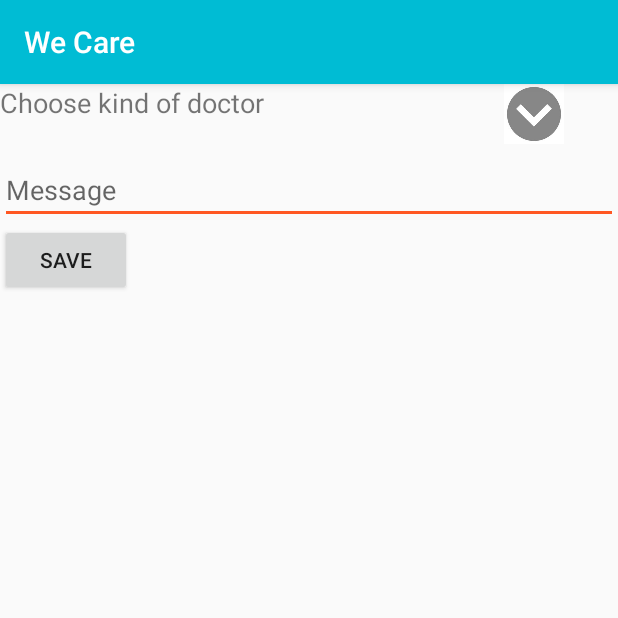
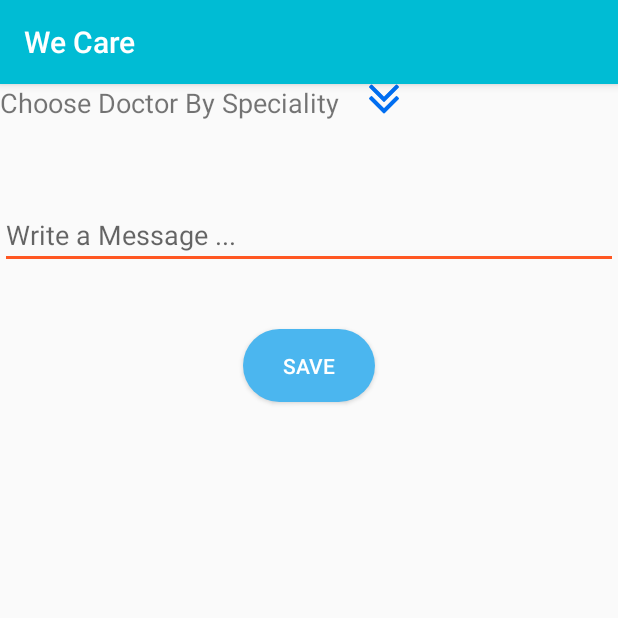
Before and after one commit to mrahimov/We-Care, an Android app: the PatientPostForm screen opened directly, with no data from a screen before it, on a phone screen of 412 x 824 dp, the top half of it. Run offline under Robolectric (Android 15) with nearby library versions, the light colour scheme and no system bars.

Commit message:
UI Improvements

```diff
--- a/app/src/main/res/drawable/edit.xml
+++ b/app/src/main/res/drawable/edit.xml
@@ -4,6 +4,6 @@
         android:viewportWidth="24.0"
         android:viewportHeight="24.0">
     <path
-        android:fillColor="#FF000000"
+        android:fillColor="#FFFFFF"
         android:pathData="M3,17.25V21h3.75L17.81,9.94l-3.75,-3.75L3,17.25zM20.71,7.04c0.39,-0.39 0.39,-1.02 0,-1.41l-2.34,-2.34c-0.39,-0.39 -1.02,-0.39 -1.41,0l-1.83,1.83 3.75,3.75 1.83,-1.83z"/>
 </vector>
--- a/app/src/main/res/layout/activity_post_doctor_comments.xml
+++ b/app/src/main/res/layout/activity_post_doctor_comments.xml
@@ -47,6 +47,7 @@
                 android:layout_width="match_parent"
                 android:layout_height="wrap_content"
                 android:hint="@string/added_by"
+                android:gravity="right"
                 android:textColor="#000"
                 android:textSize="12sp" />
 
@@ -56,7 +57,8 @@
                 android:layout_height="wrap_content"
                 android:hint="@string/date"
                 android:textColor="#000"
-                android:textSize="12sp" />
+                android:textSize="12sp"
+                android:gravity="right"/>
 
 
         </LinearLayout>
--- a/app/src/main/res/layout/d_fragment_profile.xml
+++ b/app/src/main/res/layout/d_fragment_profile.xml
@@ -145,7 +145,7 @@
     </RelativeLayout>
 
     <LinearLayout
-        android:layout_width="360dp"
+        android:layout_width="match_parent"
         android:layout_height="wrap_content"
         android:layout_gravity="center"
         android:layout_marginTop="15dp"
--- a/app/src/main/res/layout/listdoctorpost_itemview.xml
+++ b/app/src/main/res/layout/listdoctorpost_itemview.xml
@@ -1,7 +1,7 @@
 <RelativeLayout xmlns:android="http://schemas.android.com/apk/res/android"
     android:layout_width="match_parent"
-  android:layout_height="wrap_content"
->
+    android:layout_height="wrap_content">
+
     <android.support.v7.widget.CardView
         android:layout_width="match_parent"
         android:layout_height="wrap_content"
@@ -13,9 +13,11 @@
             android:layout_width="match_parent"
             android:layout_height="wrap_content"
             android:orientation="vertical">
+
             <RelativeLayout
                 android:layout_width="match_parent"
                 android:layout_height="wrap_content">
+
                 <Button
                     android:id="@+id/Del1"
                     android:layout_width="40dp"
@@ -43,7 +45,7 @@
                     android:id="@+id/image2"
                     android:layout_width="match_parent"
                     android:layout_height="160dp"
-                    android:scaleType="centerCrop"/>
+                    android:scaleType="centerCrop" />
 
                 <TextView
                     android:id="@+id/message1"
@@ -52,27 +54,29 @@
                     android:layout_marginBottom="8dp"
                     android:text="@string/message"
                     android:textColor="#000"
-                  android:textSize="18sp"/>
+                    android:textSize="18sp" />
+
                 <TextView
                     android:id="@+id/posted_by"
                     android:layout_width="match_parent"
                     android:layout_height="wrap_content"
                     android:layout_marginBottom="8dp"
+                    android:gravity="right"
                     android:text="@string/posted_by"
                     android:textColor="#000"
-                  android:textSize="10sp"/>
+                    android:textSize="10sp" />
 
                 <TextView
                     android:id="@+id/time1"
                     android:layout_width="match_parent"
                     android:layout_height="wrap_content"
                     android:layout_marginBottom="8dp"
+                    android:gravity="right"
                     android:text="@string/time"
                     android:textColor="#000"
-                  android:textSize="10sp"/>
+                    android:textSize="10sp" />
 
             </LinearLayout>
-
 
 
         </LinearLayout>
--- a/app/src/main/res/layout/patient_post_form.xml
+++ b/app/src/main/res/layout/patient_post_form.xml
@@ -9,21 +9,23 @@
       android:id="@+id/doctor_need_linearlayout"
       android:layout_width="match_parent"
       android:layout_height="wrap_content"
-      android:layout_marginBottom="8dp"
+      android:layout_marginBottom="18dp"
       android:orientation="horizontal">
 
         <TextView
           android:id="@+id/choose_doctor_textview"
           android:layout_width="wrap_content"
-          android:layout_height="match_parent"
+          android:layout_height="wrap_content"
           android:text="@string/choose_kind_of_doctor"
           android:textSize="18sp"/>
 
         <ImageView
-          android:layout_width="40dp"
-          android:layout_height="40dp"
-          android:layout_marginLeft="160dp"
-          android:background="@drawable/arrow"/>
+          android:layout_width="20dp"
+          android:layout_height="20dp"
+          android:layout_gravity="end"
+           android:layout_margin="20dp"
+            android:scaleType="centerInside"
+          android:background="@drawable/arrowDown"/>
 
     </LinearLayout>
 
@@ -33,6 +35,11 @@
       android:layout_height="30dp"
       android:text="@string/gp"
       android:visibility="gone"/>
+    <View
+        android:layout_width="match_parent"
+        android:layout_height="1dp"
+        android:background="@color/bluish"
+        android:visibility="gone"/>
 
     <TextView
       android:id="@+id/doctor_allergist"
@@ -40,6 +47,11 @@
       android:layout_height="30dp"
       android:text="@string/allergist"
       android:visibility="gone"/>
+    <View
+        android:layout_width="match_parent"
+        android:layout_height="1dp"
+        android:background="@color/bluish"
+        android:visibility="gone"/>
 
     <TextView
       android:id="@+id/doctor_cardiologist"
@@ -47,6 +59,11 @@
       android:layout_height="30dp"
       android:text="@string/cardiologist"
       android:visibility="gone"/>
+    <View
+        android:layout_width="match_parent"
+        android:layout_height="1dp"
+        android:background="@color/bluish"
+        android:visibility="gone"/>
 
     <TextView
       android:id="@+id/doctor_dermatologist"
@@ -54,6 +71,11 @@
       android:layout_height="30dp"
       android:text="@string/dermatologist"
       android:visibility="gone"/>
+    <View
+        android:layout_width="match_parent"
+        android:layout_height="1dp"
+        android:background="@color/bluish"
+        android:visibility="gone"/>
 
     <TextView
       android:id="@+id/doctor_nephrologist"
@@ -61,6 +83,11 @@
       android:layout_height="30dp"
       android:text="@string/nephrologist"
       android:visibility="gone"/>
+    <View
+        android:layout_width="match_parent"
+        android:layout_height="1dp"
+        android:background="@color/bluish"
+        android:visibility="gone"/>
 
     <TextView
       android:id="@+id/doctor_neurologist"
@@ -68,6 +95,11 @@
       android:layout_height="30dp"
       android:text="@string/neurologist"
       android:visibility="gone"/>
+    <View
+        android:layout_width="match_parent"
+        android:layout_height="1dp"
+        android:background="@color/bluish"
+        android:visibility="gone"/>
 
     <TextView
       android:id="@+id/doctor_obstetrician"
@@ -75,6 +107,11 @@
       android:layout_height="30dp"
       android:text="@string/obstetrician_gynecologist"
       android:visibility="gone"/>
+    <View
+        android:layout_width="match_parent"
+        android:layout_height="1dp"
+        android:background="@color/bluish"
+        android:visibility="gone"/>
 
     <TextView
       android:id="@+id/doctor_ophthalmologist"
@@ -82,6 +119,11 @@
       android:layout_height="30dp"
       android:text="@string/ophthalmologist"
       android:visibility="gone"/>
+    <View
+        android:layout_width="match_parent"
+        android:layout_height="1dp"
+        android:background="@color/bluish"
+        android:visibility="gone"/>
 
     <TextView
       android:id="@+id/doctor_otolaryngologist"
@@ -89,6 +131,11 @@
       android:layout_height="30dp"
       android:text="@string/otolaryngologist"
       android:visibility="gone"/>
+    <View
+        android:layout_width="match_parent"
+        android:layout_height="1dp"
+        android:background="@color/bluish"
+        android:visibility="gone"/>
 
     <TextView
       android:id="@+id/doctor_pediatrician"
@@ -96,6 +143,11 @@
       android:layout_height="30dp"
       android:text="@string/pediatrician"
       android:visibility="gone"/>
+    <View
+        android:layout_width="match_parent"
+        android:layout_height="1dp"
+        android:background="@color/bluish"
+        android:visibility="gone"/>
 
     <TextView
       android:id="@+id/doctor_psychiatrist"
@@ -103,6 +155,11 @@
       android:layout_height="30dp"
       android:text="@string/psychiatrist"
       android:visibility="gone"/>
+    <View
+        android:layout_width="match_parent"
+        android:layout_height="1dp"
+        android:background="@color/bluish"
+        android:visibility="gone"/>
 
     <TextView
       android:id="@+id/doctor_rheumatologist"
@@ -110,6 +167,11 @@
       android:layout_height="30dp"
       android:text="@string/rheumatologist"
       android:visibility="gone"/>
+    <View
+        android:layout_width="match_parent"
+        android:layout_height="1dp"
+        android:background="@color/bluish"
+        android:visibility="gone"/>
 
     <TextView
       android:id="@+id/doctor_urologist"
@@ -117,6 +179,11 @@
       android:layout_height="30dp"
       android:text="@string/urologist"
       android:visibility="gone"/>
+    <View
+        android:layout_width="match_parent"
+        android:layout_height="1dp"
+        android:background="@color/bluish"
+        android:visibility="gone"/>
 
     <TextView
       android:id="@+id/doctor_gastroenterologist"
@@ -124,6 +191,11 @@
       android:layout_height="30dp"
       android:text="@string/gastroenterologist"
       android:visibility="gone"/>
+    <View
+        android:layout_width="match_parent"
+        android:layout_height="1dp"
+        android:background="@color/bluish"
+        android:visibility="gone"/>
 
     <TextView
       android:id="@+id/doctor_other"
@@ -131,17 +203,34 @@
       android:layout_height="30dp"
       android:text="@string/other"
       android:visibility="gone"/>
+    <View
+        android:layout_width="match_parent"
+        android:layout_height="1dp"
+        android:background="@color/bluish"
+        android:visibility="gone"/>
 
     <EditText
       android:id="@+id/message_ed"
       android:layout_width="match_parent"
       android:layout_height="wrap_content"
       android:hint="@string/message"/>
+    <View
+        android:layout_width="match_parent"
+        android:layout_height="1dp"
+        android:background="@color/bluish"
+        android:visibility="gone"/>
+
 
     <Button
-      android:id="@+id/save_button"
-      android:layout_width="wrap_content"
-      android:layout_height="wrap_content"
-      android:text="@string/save"/>
+        android:id="@+id/save_button"
+        android:layout_width="wrap_content"
+        android:layout_height="wrap_content"
+        android:layout_gravity="center_horizontal"
+        android:layout_marginTop="10dp"
+        android:layout_marginVertical="40dp"
+        android:background="@drawable/buttonstyle"
+        android:text="@string/save"
+        android:textColor="#fff"
+        android:layout_centerHorizontal="true"/>
 
 </LinearLayout>
--- a/app/src/main/res/layout/post_with_comments.xml
+++ b/app/src/main/res/layout/post_with_comments.xml
@@ -33,7 +33,8 @@
               android:layout_height="wrap_content"
               android:hint="@string/posted_by"
               android:textColor="#000"
-              android:textSize="8sp"/>
+              android:textSize="8sp"
+                android:gravity="right"/>
 
             <TextView
               android:id="@+id/timestamp_ed"
@@ -41,7 +42,8 @@
               android:layout_height="wrap_content"
               android:hint="@string/date"
               android:textColor="#000"
-              android:textSize="8sp"/>
+              android:textSize="8sp"
+                android:gravity="right"/>
 
 
         </LinearLayout>
--- a/app/src/main/res/values/strings.xml
+++ b/app/src/main/res/values/strings.xml
@@ -27,7 +27,7 @@
     <string name="cardiologist">Cardiologist</string>
     <string name="allergist">Allergist</string>
     <string name="gp">GP</string>
-    <string name="choose_kind_of_doctor">Choose kind of doctor</string>
+    <string name="choose_kind_of_doctor">Choose Doctor By Speciality</string>
     <string name="nephrologist">Nephrologist</string>
     <string name="posted_by">Posted by</string>
     <string name="date">Date</string>
@@ -35,7 +35,7 @@
     <string name="weight">Weight</string>
     <string name="dob">DOB</string>
     <string name="country">Country</string>
-    <string name="message">Message</string>
+    <string name="message">Write a Message ...</string>
     <string name="save">Save</string>
     <string name="last_name_plus">Last Name:</string>
     <string name="user_name_plus">User Name:</string>
```
Also changed, not shown: app/src/main/res/drawable/arrowDown.png (added). Lines whose indentation alone changed are shown as unchanged.
